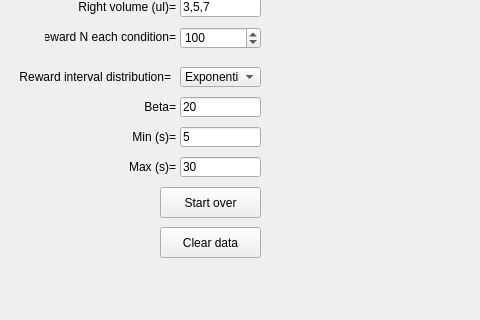
The window that src/foraging_gui/RandomReward.ui (AllenNeuralDynamics/dynamic-foraging-task) describes before a commit, drawn with Qt 5; both pictures show x 0 to 480 and y 203 to 523 of the 606 by 523 pixel window.
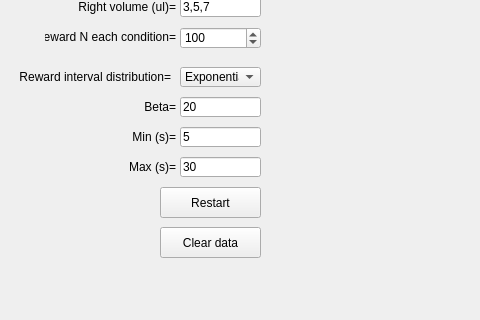
The same window after the commit.

Commit message: changing the name to Restart

The edit to the form file:
```diff
--- a/src/foraging_gui/RandomReward.ui
+++ b/src/foraging_gui/RandomReward.ui
@@ -463,7 +463,7 @@
     </rect>
    </property>
    <property name="text">
-    <string>Start over</string>
+    <string>Restart</string>
    </property>
   </widget>
   <widget class="QPushButton" name="ClearData">
```
Left out of the diff: 2 changed lines with no effect on the pictures. The commit also changes 1 other file.
